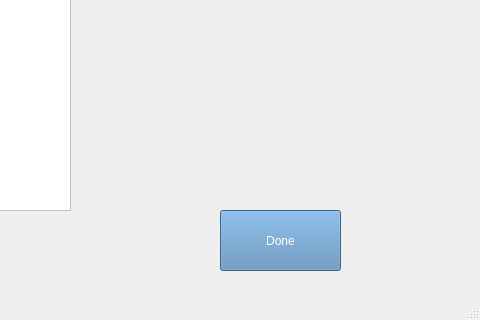
Old version of the form mainwindow.ui in the repository keithbarker/3503_group_project; both pictures show x 720 to 1200 and y 450 to 770 of the 1200 by 770 pixel window.
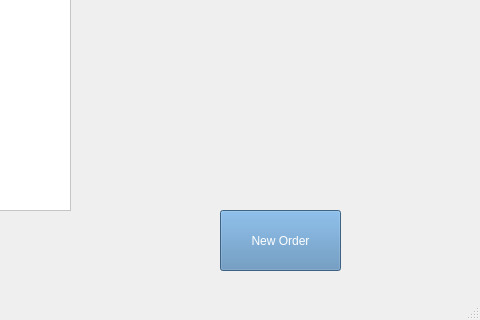
New version of the form. The open tabs and pages were chosen to show the change.

Commit message: getextras now turns vector of requested extras into a string so it can be printed

```diff
--- a/mainwindow.ui
+++ b/mainwindow.ui
@@ -752,7 +752,7 @@
 font: 16pt &quot;MS Shell Dlg 2&quot;;</string>
       </property>
       <property name="text">
-       <string>Done</string>
+       <string>New Order</string>
       </property>
      </widget>
     </widget>
```
Left out of the diff: 2 changed lines with no effect on the pictures. The commit also changes 2 other files.
